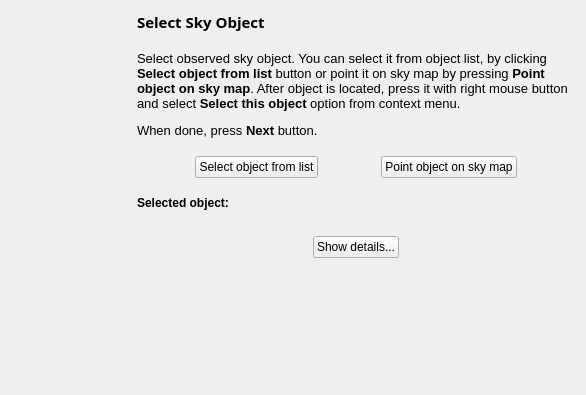
Qt form kstars/printing/pwizobjectselection.ui (KDE/kstars) before a commit.
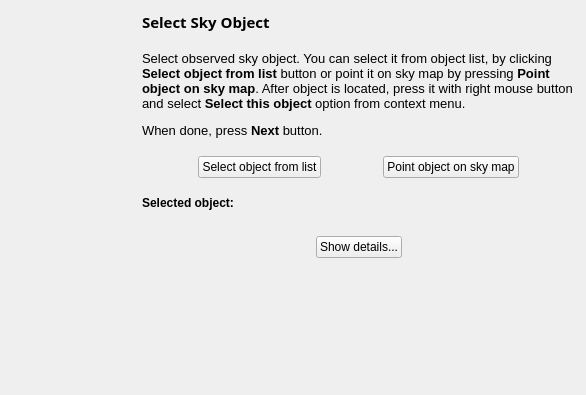
The same form after that commit.

Commit message: Added spacer between banner image and step layout in Printing Wizard.

```diff
--- a/kstars/printing/pwizobjectselection.ui
+++ b/kstars/printing/pwizobjectselection.ui
@@ -33,6 +33,22 @@
      </property>
     </widget>
    </item>
+   <item>
+    <spacer name="horSpacer6">
+     <property name="orientation">
+      <enum>Qt::Horizontal</enum>
+     </property>
+     <property name="sizeType">
+      <enum>QSizePolicy::Fixed</enum>
+     </property>
+     <property name="sizeHint" stdset="0">
+      <size>
+       <width>5</width>
+       <height>20</height>
+      </size>
+     </property>
+    </spacer>
+   </item>
    <item>
     <layout class="QVBoxLayout" name="selectObjectLayout">
      <property name="spacing">
```
The commit also changes 9 other files.
